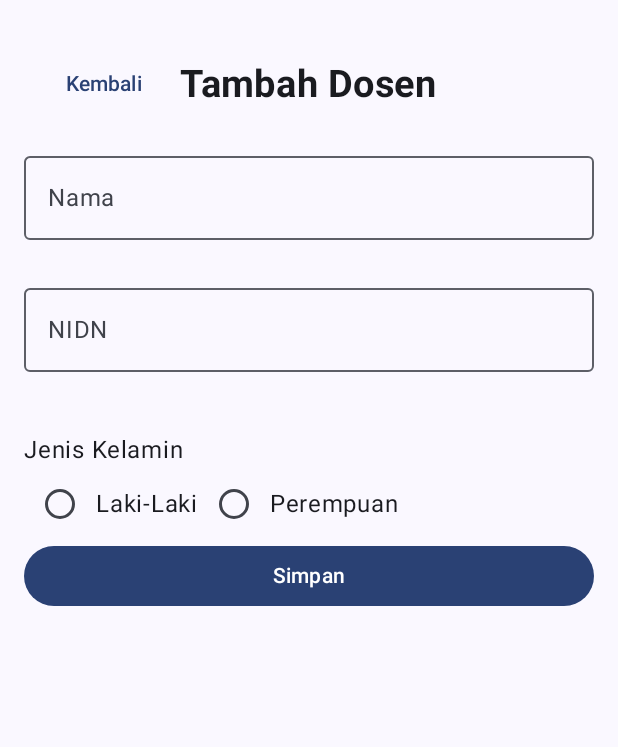
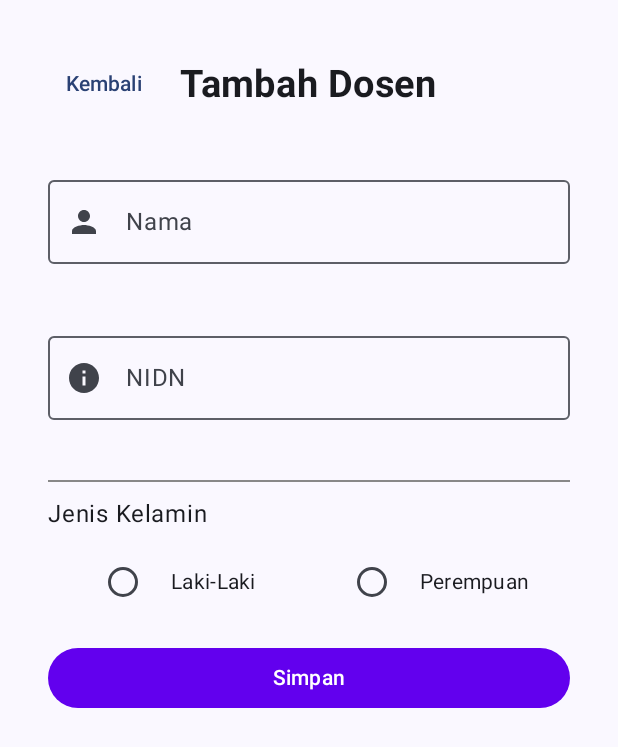
Before and after one commit to DhimasAdityaP/UcpRoomDatabase_0118, an Android app built with Jetpack Compose: the InsertDosenView screen opened through its navigation route, on a phone screen of 412 x 824 dp. Shown: the top 747 px of the screen. Run offline under Robolectric (Android 15) with nearby library versions, the phone set to English and light mode, and no system bars; our stand-ins replace Room's generated code.

Commit message:
edit tampilan di InsertDosenView.kt

```diff
--- a/app/src/main/java/com/example/ucp2/ui/view/dosen/InsertDosenView.kt
+++ b/app/src/main/java/com/example/ucp2/ui/view/dosen/InsertDosenView.kt
@@ -10,7 +10,14 @@ import androidx.compose.foundation.layout.fillMaxWidth
 import androidx.compose.foundation.layout.height
 import androidx.compose.foundation.layout.padding
 import androidx.compose.foundation.text.KeyboardOptions
+import androidx.compose.material.icons.Icons
+import androidx.compose.material.icons.filled.Info
+import androidx.compose.material.icons.filled.Person
 import androidx.compose.material3.Button
+import androidx.compose.material3.ButtonDefaults
+import androidx.compose.material3.Divider
+import androidx.compose.material3.Icon
+import androidx.compose.material3.MaterialTheme
 import androidx.compose.material3.OutlinedTextField
 import androidx.compose.material3.RadioButton
 import androidx.compose.material3.Scaffold
@@ -90,17 +97,18 @@ fun InsertDosenView(
         }
     }
 }
-
 @Composable
 fun InsertBodyDosen(
     modifier: Modifier = Modifier,
-    onValueChange:(DosenEvent)->Unit,
-    onClick:() -> Unit,
+    onValueChange: (DosenEvent) -> Unit,
+    onClick: () -> Unit,
     uiState: DosenUIState
-){
-    Column (
-        modifier= modifier.fillMaxWidth(),
-        verticalArrangement = Arrangement.Center,
+) {
+    Column(
+        modifier = modifier
+            .fillMaxWidth()
+            .padding(16.dp),
+        verticalArrangement = Arrangement.spacedBy(16.dp),
         horizontalAlignment = Alignment.CenterHorizontally
     ) {
         FormDosen(
@@ -112,24 +120,27 @@ fun InsertBodyDosen(
         Button(
             onClick = onClick,
             modifier = Modifier.fillMaxWidth(),
+            colors = ButtonDefaults.buttonColors(containerColor = Color(0xFF6200EE))
         ) {
-            Text("Simpan")
+            Text("Simpan", color = Color.White)
         }
     }
 }
-@Preview(showBackground = true)
+
 @Composable
 fun FormDosen(
     dosenEvent: DosenEvent = DosenEvent(),
-    onValueChange:(DosenEvent)->Unit={},
+    onValueChange: (DosenEvent) -> Unit = {},
     errorState: FormErrorState = FormErrorState(),
     modifier: Modifier = Modifier
 ) {
     val jenisKelamin = listOf("Laki-Laki", "Perempuan")
 
     Column(
-        modifier = modifier.fillMaxWidth()
+        modifier = modifier.fillMaxWidth(),
+        verticalArrangement = Arrangement.spacedBy(12.dp)
     ) {
+        // Nama Field
         OutlinedTextField(
             modifier = Modifier.fillMaxWidth(),
             value = dosenEvent.nama,
@@ -139,15 +150,15 @@ fun FormDosen(
             label = { Text("Nama") },
             isError = errorState.nama != null,
             placeholder = { Text("Masukkan Nama") },
-
+            leadingIcon = { Icon(Icons.Default.Person, contentDescription = null) }
         )
         Text(
             text = errorState.nama ?: "",
-            color = Color.Red
+            color = Color.Red,
+            style = MaterialTheme.typography.bodySmall
         )
-        Column(
-            modifier = modifier.fillMaxWidth()
-        ) {
+
+        // NIDN Field
         OutlinedTextField(
             modifier = Modifier.fillMaxWidth(),
             value = dosenEvent.nidn,
@@ -157,36 +168,37 @@ fun FormDosen(
             label = { Text("NIDN") },
             isError = errorState.nidn != null,
             placeholder = { Text("Masukkan NIDN") },
-                keyboardOptions = KeyboardOptions(keyboardType = KeyboardType.Number)
-
+            keyboardOptions = KeyboardOptions(keyboardType = KeyboardType.Number),
+            leadingIcon = { Icon(Icons.Default.Info, contentDescription = null) }
         )
         Text(
             text = errorState.nidn ?: "",
-                color = Color.Red
+            color = Color.Red,
+            style = MaterialTheme.typography.bodySmall
         )
-            Spacer(modifier = Modifier.height(16.dp))
-            Text(text = "Jenis Kelamin")
+
+        Divider(color = Color.Gray, thickness = 1.dp)
+
+        // Jenis Kelamin
+        Text(text = "Jenis Kelamin", style = MaterialTheme.typography.bodyLarge)
         Row(
-                modifier = Modifier.fillMaxWidth()
-
+            modifier = Modifier.fillMaxWidth(),
+            horizontalArrangement = Arrangement.SpaceAround
         ) {
             jenisKelamin.forEach { jk ->
                 Row(
                     verticalAlignment = Alignment.CenterVertically,
-                        horizontalArrangement = Arrangement.Start
+                    horizontalArrangement = Arrangement.spacedBy(8.dp)
                 ) {
                     RadioButton(
                         selected = dosenEvent.jenisKelamin == jk,
                         onClick = {
                             onValueChange(dosenEvent.copy(jenisKelamin = jk))
-                            },
+                        }
                     )
-                        Text(
-                            text = jk,
-                        )
+                    Text(text = jk, style = MaterialTheme.typography.bodyMedium)
                 }
             }
         }
     }
 }
-}
```
Lines whose indentation alone changed are shown as unchanged.
